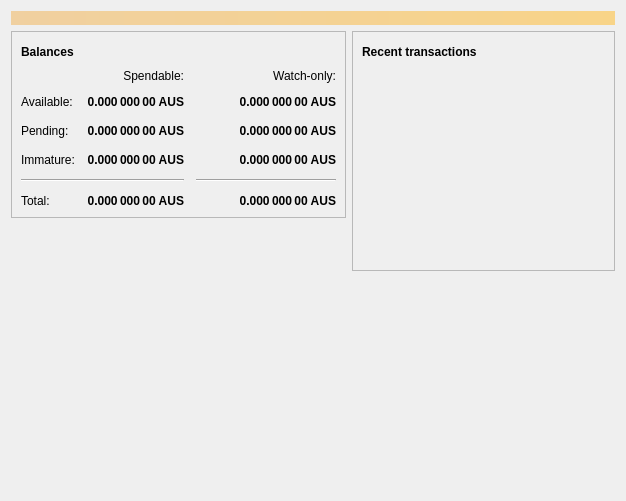
Old version of the form src/qt/forms/overviewpage.ui in the repository farsider350/AustraliaCash-Core.
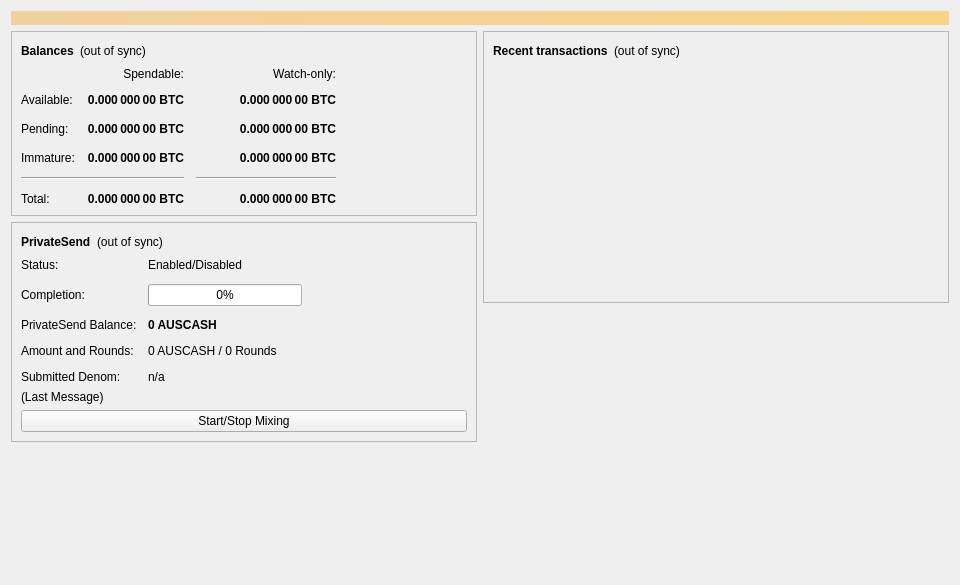
New version of the form. Icons and pictures are not drawn.

```diff
--- a/src/qt/forms/overviewpage.ui
+++ b/src/qt/forms/overviewpage.ui
@@ -6,10 +6,16 @@
    <rect>
     <x>0</x>
     <y>0</y>
-    <width>626</width>
-    <height>501</height>
+    <width>960</width>
+    <height>585</height>
    </rect>
   </property>
+  <property name="minimumSize">
+   <size>
+    <width>960</width>
+    <height>0</height>
+   </size>
+  </property>
   <property name="windowTitle">
    <string>Form</string>
   </property>
@@ -62,35 +68,15 @@
              </widget>
             </item>
             <item>
-             <widget class="QPushButton" name="labelWalletStatus">
-              <property name="enabled">
-               <bool>true</bool>
-              </property>
-              <property name="maximumSize">
-               <size>
-                <width>30</width>
-                <height>16777215</height>
-               </size>
-              </property>
+             <widget class="QLabel" name="labelWalletStatus">
               <property name="toolTip">
                <string>The displayed information may be out of date. Your wallet automatically synchronizes with the Australiacash network after a connection is established, but this process has not completed yet.</string>
               </property>
               <property name="text">
-               <string/>
+               <string notr="true">(out of sync)</string>
               </property>
-              <property name="icon">
-               <iconset resource="../bitcoin.qrc">
-                <normaloff>:/icons/warning</normaloff>
-                <disabledoff>:/icons/warning</disabledoff>:/icons/warning</iconset>
-              </property>
-              <property name="iconSize">
-               <size>
-                <width>24</width>
-                <height>24</height>
-               </size>
-              </property>
-              <property name="flat">
-               <bool>true</bool>
+              <property name="alignment">
+               <set>Qt::AlignLeading|Qt::AlignLeft|Qt::AlignVCenter</set>
               </property>
              </widget>
             </item>
@@ -129,7 +115,7 @@
                <string>Unconfirmed transactions to watch-only addresses</string>
               </property>
               <property name="text">
-               <string notr="true">0.000 000 00 AUS</string>
+               <string notr="true">0.000 000 00 BTC</string>
               </property>
               <property name="alignment">
                <set>Qt::AlignRight|Qt::AlignTrailing|Qt::AlignVCenter</set>
@@ -154,7 +140,7 @@
                <string>Total of transactions that have yet to be confirmed, and do not yet count toward the spendable balance</string>
               </property>
               <property name="text">
-               <string notr="true">0.000 000 00 AUS</string>
+               <string notr="true">0.000 000 00 BTC</string>
               </property>
               <property name="alignment">
                <set>Qt::AlignRight|Qt::AlignTrailing|Qt::AlignVCenter</set>
@@ -179,7 +165,7 @@
                <string>Mined balance in watch-only addresses that has not yet matured</string>
               </property>
               <property name="text">
-               <string notr="true">0.000 000 00 AUS</string>
+               <string notr="true">0.000 000 00 BTC</string>
               </property>
               <property name="alignment">
                <set>Qt::AlignRight|Qt::AlignTrailing|Qt::AlignVCenter</set>
@@ -237,7 +223,7 @@
                <string>Mined balance that has not yet matured</string>
               </property>
               <property name="text">
-               <string notr="true">0.000 000 00 AUS</string>
+               <string notr="true">0.000 000 00 BTC</string>
               </property>
               <property name="alignment">
                <set>Qt::AlignRight|Qt::AlignTrailing|Qt::AlignVCenter</set>
@@ -282,7 +268,7 @@
                <string>Your current total balance</string>
               </property>
               <property name="text">
-               <string notr="true">0.000 000 00 AUS</string>
+               <string notr="true">0.000 000 00 BTC</string>
               </property>
               <property name="alignment">
                <set>Qt::AlignRight|Qt::AlignTrailing|Qt::AlignVCenter</set>
@@ -307,7 +293,7 @@
                <string>Current total balance in watch-only addresses</string>
               </property>
               <property name="text">
-               <string notr="true">0.000 000 00 AUS</string>
+               <string notr="true">0.000 000 00 BTC</string>
               </property>
               <property name="alignment">
                <set>Qt::AlignRight|Qt::AlignTrailing|Qt::AlignVCenter</set>
@@ -349,7 +335,7 @@
                <string>Your current spendable balance</string>
               </property>
               <property name="text">
-               <string notr="true">0.000 000 00 AUS</string>
+               <string notr="true">0.000 000 00 BTC</string>
               </property>
               <property name="alignment">
                <set>Qt::AlignRight|Qt::AlignTrailing|Qt::AlignVCenter</set>
@@ -374,7 +360,7 @@
                <string>Your current balance in watch-only addresses</string>
               </property>
               <property name="text">
-               <string notr="true">0.000 000 00 AUS</string>
+               <string notr="true">0.000 000 00 BTC</string>
               </property>
               <property name="alignment">
                <set>Qt::AlignRight|Qt::AlignTrailing|Qt::AlignVCenter</set>
@@ -406,6 +392,192 @@
          </layout>
         </widget>
        </item>
+       <item>
+        <widget class="QFrame" name="framePrivateSend">
+         <property name="layoutDirection">
+          <enum>Qt::LeftToRight</enum>
+         </property>
+         <property name="frameShape">
+          <enum>QFrame::StyledPanel</enum>
+         </property>
+         <property name="frameShadow">
+          <enum>QFrame::Raised</enum>
+         </property>
+         <layout class="QVBoxLayout" name="VerticalLayout_PS1">
+          <item>
+           <layout class="QHBoxLayout" name="horizontalLayout_5">
+            <item>
+             <widget class="QLabel" name="labelPrivateSendHeader">
+              <property name="font">
+               <font>
+                <weight>75</weight>
+                <bold>true</bold>
+               </font>
+              </property>
+              <property name="text">
+               <string>PrivateSend</string>
+              </property>
+             </widget>
+            </item>
+            <item>
+             <widget class="QLabel" name="labelPrivateSendSyncStatus">
+              <property name="toolTip">
+               <string>The displayed information may be out of date. Your wallet automatically synchronizes with the AusCash network after a connection is established, but this process has not completed yet.</string>
+              </property>
+              <property name="text">
+               <string notr="true">(out of sync)</string>
+              </property>
+              <property name="alignment">
+               <set>Qt::AlignLeading|Qt::AlignLeft|Qt::AlignVCenter</set>
+              </property>
+             </widget>
+            </item>
+            <item>
+             <spacer name="horizontalSpacer_4">
+              <property name="orientation">
+               <enum>Qt::Horizontal</enum>
+              </property>
+              <property name="sizeHint" stdset="0">
+               <size>
+                <width>40</width>
+                <height>20</height>
+               </size>
+              </property>
+             </spacer>
+            </item>
+           </layout>
+          </item>
+          <item>
+           <layout class="QFormLayout" name="privateSendFormLayout">
+            <property name="fieldGrowthPolicy">
+             <enum>QFormLayout::AllNonFixedFieldsGrow</enum>
+            </property>
+            <property name="horizontalSpacing">
+             <number>11</number>
+            </property>
+            <property name="verticalSpacing">
+             <number>12</number>
+            </property>
+            <item row="0" column="0">
+             <widget class="QLabel" name="labelPrivateSendEnabledText">
+              <property name="text">
+               <string>Status:</string>
+              </property>
+             </widget>
+            </item>
+            <item row="0" column="1">
+             <widget class="QLabel" name="labelPrivateSendEnabled">
+              <property name="text">
+               <string>Enabled/Disabled</string>
+              </property>
+             </widget>
+            </item>
+            <item row="1" column="0">
+             <widget class="QLabel" name="labelCompletitionText">
+              <property name="text">
+               <string>Completion:</string>
+              </property>
+             </widget>
+            </item>
+            <item row="1" column="1">
+             <widget class="QProgressBar" name="privateSendProgress">
+              <property name="maximumSize">
+               <size>
+                <width>154</width>
+                <height>16777215</height>
+               </size>
+              </property>
+              <property name="value">
+               <number>0</number>
+              </property>
+             </widget>
+            </item>
+            <item row="2" column="0">
+             <widget class="QLabel" name="labelAnonymizedText">
+              <property name="text">
+               <string>PrivateSend Balance:</string>
+              </property>
+             </widget>
+            </item>
+            <item row="2" column="1">
+             <widget class="QLabel" name="labelAnonymized">
+              <property name="font">
+               <font>
+                <weight>75</weight>
+                <bold>true</bold>
+               </font>
+              </property>
+              <property name="text">
+               <string notr="true">0 AUSCASH</string>
+              </property>
+             </widget>
+            </item>
+            <item row="3" column="0">
+             <widget class="QLabel" name="labelAmountAndRoundsText">
+              <property name="text">
+               <string>Amount and Rounds:</string>
+              </property>
+             </widget>
+            </item>
+            <item row="3" column="1">
+             <widget class="QLabel" name="labelAmountRounds">
+              <property name="text">
+               <string>0 AUSCASH / 0 Rounds</string>
+              </property>
+             </widget>
+            </item>
+            <item row="4" column="0">
+             <widget class="QLabel" name="labelSubmittedDenomText">
+              <property name="text">
+               <string>Submitted Denom:</string>
+              </property>
+             </widget>
+            </item>
+            <item row="4" column="1">
+             <widget class="QLabel" name="labelSubmittedDenom">
+              <property name="toolTip">
+               <string>The denominations you submitted to the Masternode.&lt;br&gt;To mix, other users must submit the exact same denominations.</string>
+              </property>
+              <property name="text">
+               <string>n/a</string>
+              </property>
+             </widget>
+            </item>
+           </layout>
+          </item>
+          <item>
+           <layout class="QVBoxLayout" name="VerticalLayout_PS">
+            <item>
+             <widget class="QLabel" name="labelPrivateSendLastMessage">
+              <property name="text">
+               <string>(Last Message)</string>
+              </property>
+              <property name="alignment">
+               <set>Qt::AlignLeading|Qt::AlignLeft|Qt::AlignTop</set>
+              </property>
+              <property name="wordWrap">
+               <bool>true</bool>
+              </property>
+             </widget>
+            </item>
+            <item>
+             <widget class="QPushButton" name="togglePrivateSend">
+              <property name="sizePolicy">
+               <sizepolicy hsizetype="MinimumExpanding" vsizetype="Fixed">
+                <horstretch>0</horstretch>
+                <verstretch>0</verstretch>
+               </sizepolicy>
+              </property>
+              <property name="text">
+               <string>Start/Stop Mixing</string>
+              </property>
+             </widget>
+            </item>
+           </layout>
+          </item>
+         </layout>
+        </widget>
+       </item>
        <item>
         <spacer name="verticalSpacer">
          <property name="orientation">
@@ -461,35 +633,15 @@
              </widget>
             </item>
             <item>
-             <widget class="QPushButton" name="labelTransactionsStatus">
-              <property name="enabled">
-               <bool>true</bool>
-              </property>
-              <property name="maximumSize">
-               <size>
-                <width>30</width>
-                <height>16777215</height>
-               </size>
-              </property>
+             <widget class="QLabel" name="labelTransactionsStatus">
               <property name="toolTip">
                <string>The displayed information may be out of date. Your wallet automatically synchronizes with the Australiacash network after a connection is established, but this process has not completed yet.</string>
               </property>
               <property name="text">
-               <string/>
+               <string notr="true">(out of sync)</string>
               </property>
-              <property name="icon">
-               <iconset resource="../bitcoin.qrc">
-                <normaloff>:/icons/warning</normaloff>
-                <disabledoff>:/icons/warning</disabledoff>:/icons/warning</iconset>
-              </property>
-              <property name="iconSize">
-               <size>
-                <width>24</width>
-                <height>24</height>
-               </size>
-              </property>
-              <property name="flat">
-               <bool>true</bool>
+              <property name="alignment">
+               <set>Qt::AlignLeading|Qt::AlignLeft|Qt::AlignVCenter</set>
               </property>
              </widget>
             </item>
```
Left out of the diff: 23 changed lines with no effect on the pictures.
